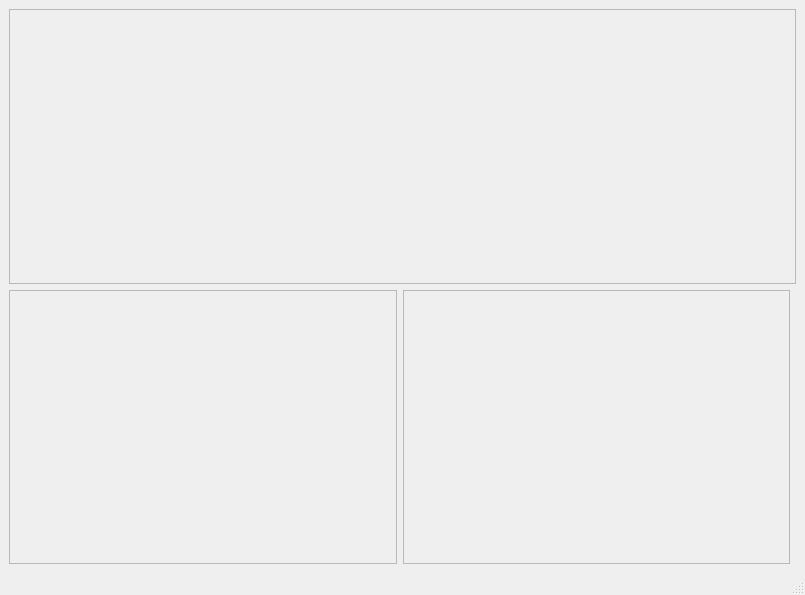
evanblough/SchedulingAlgGUI, file Aperiodic_Scheduling/mainwindow.ui: the form before one commit.
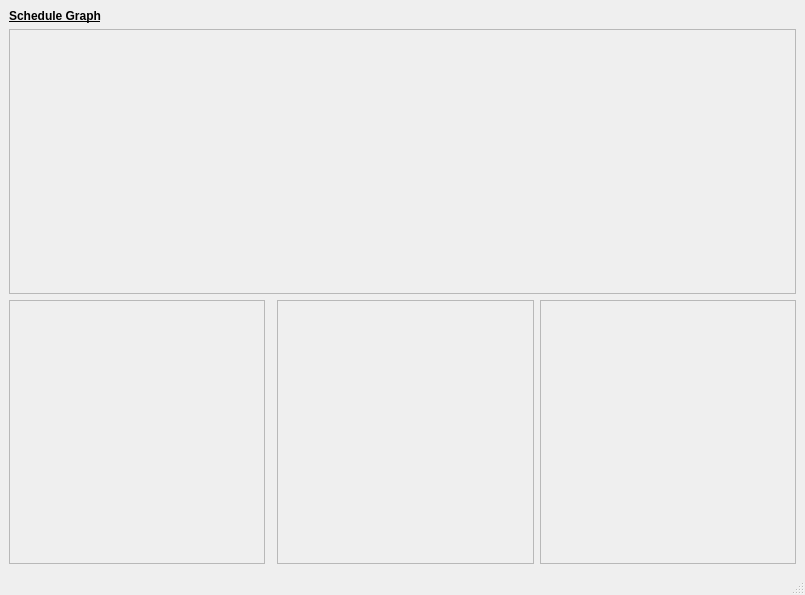
The form after the commit.

Commit message: This commit contains a display adjust widget this will allow users to zoom the graph in and out and set custom bounds.

```diff
--- a/Aperiodic_Scheduling/mainwindow.ui
+++ b/Aperiodic_Scheduling/mainwindow.ui
@@ -30,7 +30,7 @@
     </sizepolicy>
    </property>
    <layout class="QGridLayout" name="gridLayout">
-    <item row="1" column="1">
+    <item row="5" column="3">
      <widget class="QScrollArea" name="scrollArea_3">
       <property name="widgetResizable">
        <bool>true</bool>
@@ -40,14 +40,14 @@
         <rect>
          <x>0</x>
          <y>0</y>
-         <width>385</width>
-         <height>272</height>
+         <width>255</width>
+         <height>261</height>
         </rect>
        </property>
       </widget>
      </widget>
     </item>
-    <item row="1" column="0">
+    <item row="5" column="1">
      <widget class="QScrollArea" name="scrollArea_2">
       <property name="widgetResizable">
        <bool>true</bool>
@@ -57,14 +57,28 @@
         <rect>
          <x>0</x>
          <y>0</y>
-         <width>386</width>
-         <height>272</height>
+         <width>254</width>
+         <height>261</height>
         </rect>
        </property>
       </widget>
      </widget>
     </item>
-    <item row="0" column="0" colspan="3">
+    <item row="0" column="1">
+     <widget class="QLabel" name="label_2">
+      <property name="font">
+       <font>
+        <weight>75</weight>
+        <bold>true</bold>
+        <underline>true</underline>
+       </font>
+      </property>
+      <property name="text">
+       <string>Schedule Graph</string>
+      </property>
+     </widget>
+    </item>
+    <item row="3" column="1" colspan="4">
      <widget class="QScrollArea" name="scrollArea">
       <property name="widgetResizable">
        <bool>true</bool>
@@ -75,7 +89,24 @@
          <x>0</x>
          <y>0</y>
          <width>785</width>
-         <height>273</height>
+         <height>261</height>
+        </rect>
+       </property>
+      </widget>
+     </widget>
+    </item>
+    <item row="5" column="4">
+     <widget class="QScrollArea" name="scrollArea_4">
+      <property name="widgetResizable">
+       <bool>true</bool>
+      </property>
+      <widget class="QWidget" name="scrollAreaWidgetContents_5">
+       <property name="geometry">
+        <rect>
+         <x>0</x>
+         <y>0</y>
+         <width>254</width>
+         <height>261</height>
         </rect>
        </property>
       </widget>
```
The commit also changes 9 other files.
